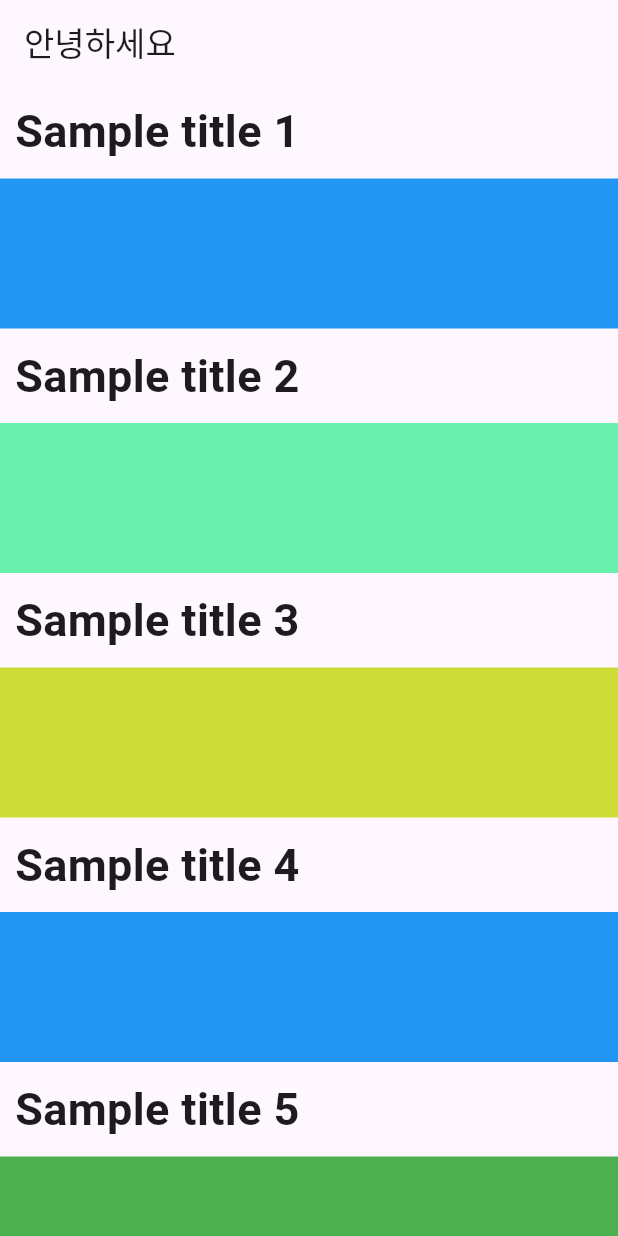
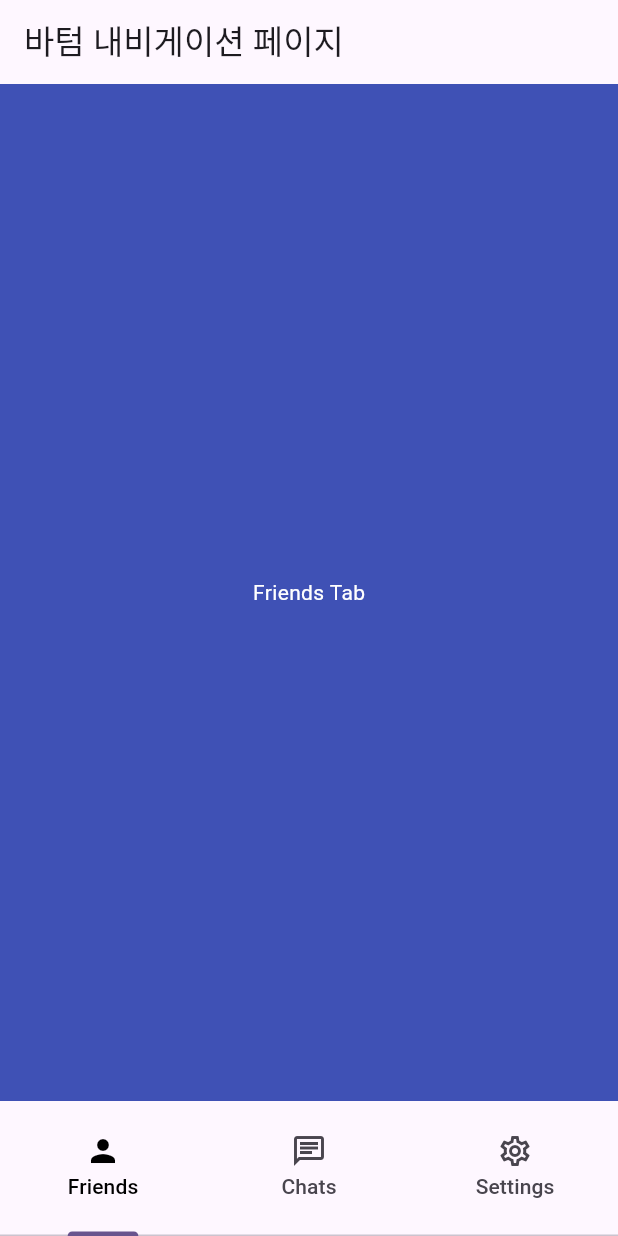
Before and after one commit to Bigbrushh/flutter_repository, a Flutter app: the screen it shows after launch, on a phone screen of 412 x 824 dp. Run offline on Flutter 3.47's test engine with Material 3 defaults, Android fonts, the phone set to English and light mode, and no system bars.

Commit message:
점심먹기 전

```diff
--- /dev/null
+++ b/lib/bottom_navigator_bar.dart
@@ -0,0 +1,86 @@
+import 'package:flutter/material.dart';
+
+class MyHomePage extends StatefulWidget {
+  const MyHomePage({super.key});
+
+  @override
+  State<MyHomePage> createState() => _MyHomePageState();
+}
+
+class _MyHomePageState extends State<MyHomePage> with SingleTickerProviderStateMixin{
+
+  late TabController _tabController;
+  int _selectedindex = 0;
+
+  @override
+  void initState() {
+    super.initState();
+    _tabController = TabController(length: 3, vsync: this);
+
+    _tabController.addListener(
+        () => setState(() {
+          _selectedindex = _tabController.index;
+        })
+    );
+  }
+  @override
+  Widget build(BuildContext context) {
+    return Scaffold(
+      appBar: AppBar(
+        title: Text("바텀 내비게이션 페이지"),
+      ),
+      body: _selectedindex == 0 ?
+            tabContainer(context, Colors.indigo, "Friends Tab")
+          : _selectedindex == 1 ? tabContainer(context, Colors.yellow, "Chat Tab")
+          : tabContainer(context, Colors.blue, "Settings Tab"),
+      bottomNavigationBar: SizedBox(
+        height: 90,
+        child: TabBar(
+          controller: _tabController,
+          labelColor: Colors.black,
+          tabs: [
+            Tab(
+              icon: Icon(
+                  _selectedindex == 0 ? Icons.person : Icons.person_2_outlined
+              ),
+              text: "Friends",
+            ),
+            Tab(
+              icon: Icon(
+                  _selectedindex == 1 ? Icons.chat : Icons.chat_outlined
+              ),
+              text: "Chats",
+            ),
+            Tab(
+              icon: Icon(
+                  _selectedindex == 2 ? Icons.settings : Icons.settings_outlined
+              ),
+              text: "Settings",
+            ),
+          ],
+        ),
+      ),
+    );
+  }
+  Widget tabContainer(BuildContext con, Color tabColor, String tabText) {
+    return Container(
+      width: MediaQuery
+          .of(con)
+          .size
+          .width,
+      height: MediaQuery
+          .of(con)
+          .size
+          .height,
+      color: tabColor,
+      child: Center(
+        child: Text(
+          tabText,
+          style: const TextStyle(
+              color: Colors.white
+          ),
+        ),
+      ),
+    );
+  }
+}
--- a/lib/main.dart
+++ b/lib/main.dart
@@ -1,5 +1,5 @@
 import 'package:flutter/material.dart';
-import 'listview.dart';
+import 'bottom_navigator_bar.dart';
 
 void main() {
   runApp(const MyApp());
--- a/lib/scroleview_pagination.dart
+++ b/lib/scroleview_pagination.dart
@@ -15,9 +15,9 @@ class _MyHomePageState extends State<MyHomePage>  {
   final _url = 'https://jsonplaceholder.typicode.com/albums';
   int _page = 1;
   final int _limit = 20;
-  bool _hasNextPage = true; // 다음 페이지가 있는지 여부
-  bool _isFirstLoadRunning = false; // 첫번째 페이지 로딩중
-  bool _isLoadMoreRunning = false; // 다음페이지 로딩중
+  bool _hasNextPage = true;
+  bool _isFirstLoadRunning = false;
+  bool _isLoadMoreRunning = false;
   List _albumList = [];
   late ScrollController _controller;
 
@@ -28,18 +28,16 @@ class _MyHomePageState extends State<MyHomePage>  {
     _controller = ScrollController()..addListener(_nextLoad);
   }
 
-
   void initLoad() async {
     setState(() {
       _isFirstLoadRunning = true;
     });
-    try {
+    try{
       final res = await http.get(Uri.parse("$_url?_page=$_page&_limit=$_limit"));
       setState(() {
         _albumList = jsonDecode(res.body);
       });
-
-    } catch(e) {
+    }catch(e) {
       print(e.toString());
     }
 
@@ -47,35 +45,30 @@ class _MyHomePageState extends State<MyHomePage>  {
       _isFirstLoadRunning = false;
     });
   }
-
-  void _nextLoad() async {
+  void _nextLoad() async{
     print("nextLoad");
     if(_hasNextPage && !_isFirstLoadRunning && !_isLoadMoreRunning
         && _controller.position.extentAfter < 100) {
+
       setState(() {
         _isLoadMoreRunning = true;
       });
       _page += 1;
-      try {
+      try{
         final res = await http.get(Uri.parse("$_url?_page=$_page&_list=$_limit"));
         final List fetchedAlbums = json.decode(res.body);
         if(fetchedAlbums.isNotEmpty) {
           setState(() {
             _albumList.addAll(fetchedAlbums);
           });
-        } else { // 데이터가 비어있는 경우
-          setState(() {
-            _hasNextPage = false;
-          });
         }
-      } catch(e) {
+      }catch(e) {
         print(e.toString());
       }
 
       setState(() {
         _isLoadMoreRunning = false;
       });
-
     }
   }
 
--- a/pubspec.yaml
+++ b/pubspec.yaml
@@ -30,6 +30,7 @@ environment:
 dependencies:
   flutter:
     sdk: flutter
+  http:
 
 
   # The following adds the Cupertino Icons font to your application.
```
Also changed, not shown: pubspec.lock.
